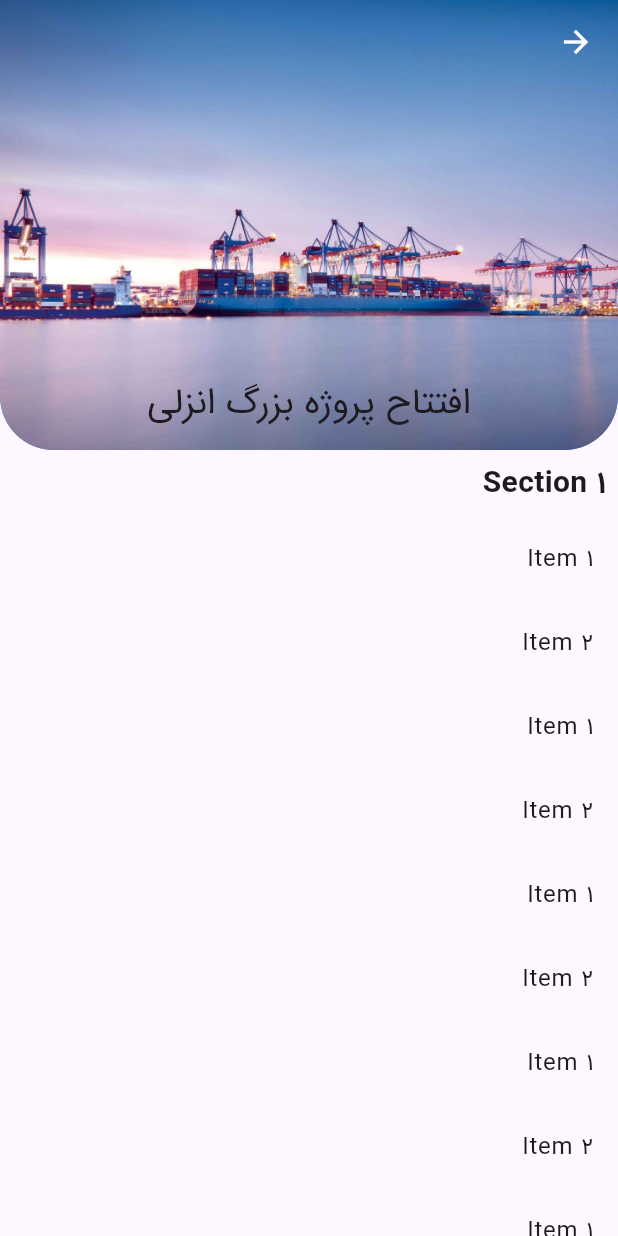
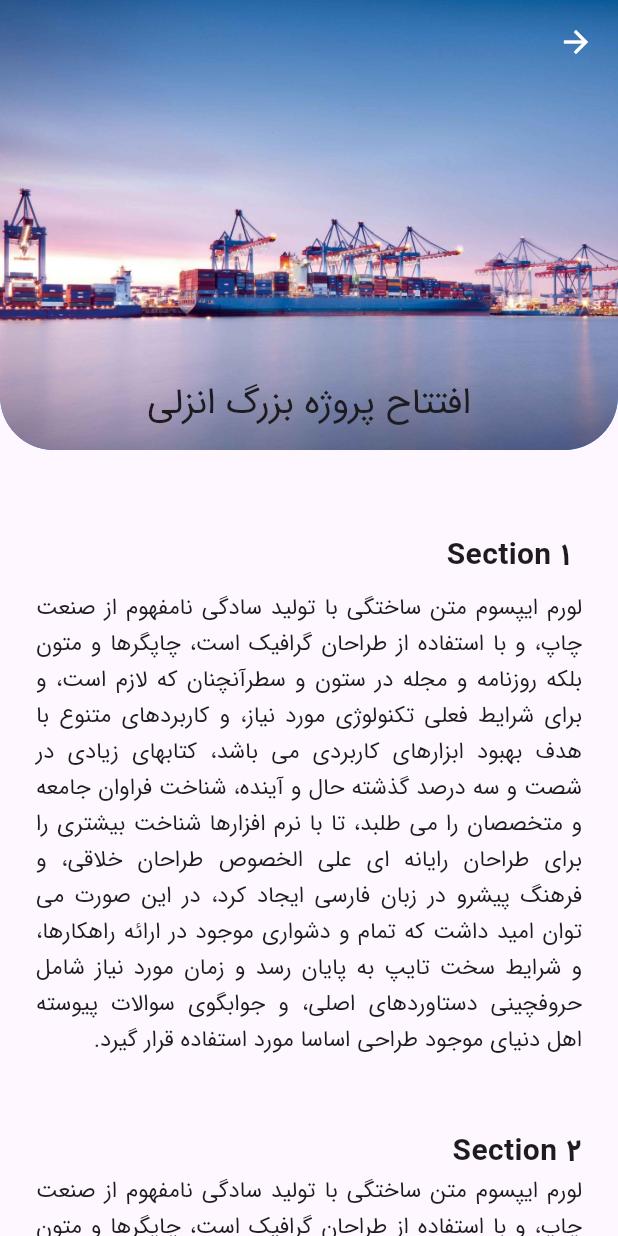
Before and after one commit to bahiraei/porduct_owner, a Flutter app: the NewsScreen screen opened by its route, on a phone screen of 412 x 824 dp. Run offline on Flutter 3.47's test engine with Material 3 defaults, Android fonts, the phone set to English and light mode, and no system bars; our stand-ins replace dropdown_button2, flutter_animate, gap, google_nav_bar, line_icons, pinput and 1 more; missing offline and left inert: persian_datetime_picker.

Commit message:
fix some bug

```diff
--- a/lib/features/news/news_screen.dart
+++ b/lib/features/news/news_screen.dart
@@ -95,7 +95,9 @@ class _NewsScreenState extends State<NewsScreen> {
           SliverToBoxAdapter(
             child: SingleChildScrollView(
               controller: _scrollController,
-              child: const Column(
+              child: const Padding(
+                padding: EdgeInsets.fromLTRB(24, 48, 24, 54),
+                child: Column(
                   crossAxisAlignment: CrossAxisAlignment.start,
                   children: <Widget>[
                     Padding(
@@ -108,89 +110,37 @@ class _NewsScreenState extends State<NewsScreen> {
                         ),
                       ),
                     ),
-                  ListTile(
-                    title: Text('Item 1'),
+                    Text(
+                      'لورم ایپسوم متن ساختگی با تولید سادگی نامفهوم از صنعت چاپ، و با استفاده از طراحان گرافیک است، چاپگرها و متون بلکه روزنامه و مجله در ستون و سطرآنچنان که لازم است، و برای شرایط فعلی تکنولوژی مورد نیاز، و کاربردهای متنوع با هدف بهبود ابزارهای کاربردی می باشد، کتابهای زیادی در شصت و سه درصد گذشته حال و آینده، شناخت فراوان جامعه و متخصصان را می طلبد، تا با نرم افزارها شناخت بیشتری را برای طراحان رایانه ای علی الخصوص طراحان خلاقی، و فرهنگ پیشرو در زبان فارسی ایجاد کرد، در این صورت می توان امید داشت که تمام و دشواری موجود در ارائه راهکارها، و شرایط سخت تایپ به پایان رسد و زمان مورد نیاز شامل حروفچینی دستاوردهای اصلی، و جوابگوی سوالات پیوسته اهل دنیای موجود طراحی اساسا مورد استفاده قرار گیرد.',
+                      style: TextStyle(
+                        fontSize: 15,
+                        height: 1.6,
                       ),
-                  ListTile(
-                    title: Text('Item 2'),
-                  ),
-                  ListTile(
-                    title: Text('Item 1'),
-                  ),
-                  ListTile(
-                    title: Text('Item 2'),
-                  ),
-                  ListTile(
-                    title: Text('Item 1'),
-                  ),
-                  ListTile(
-                    title: Text('Item 2'),
-                  ),
-                  ListTile(
-                    title: Text('Item 1'),
-                  ),
-                  ListTile(
-                    title: Text('Item 2'),
-                  ),
-                  ListTile(
-                    title: Text('Item 1'),
-                  ),
-                  ListTile(
-                    title: Text('Item 2'),
-                  ),
-                  ListTile(
-                    title: Text('Item 1'),
-                  ),
-                  ListTile(
-                    title: Text('Item 2'),
+                      textAlign: TextAlign.justify,
                     ),
 
-                  ListTile(
-                    title: Text('Item 2'),
+                    Padding(
+                      padding: EdgeInsets.only(top: 48),
+                      child: Text(
+                        'Section 2',
+                        style: TextStyle(
+                          fontSize: 20.0,
+                          fontWeight: FontWeight.bold,
                         ),
-                  ListTile(
-                    title: Text('Item 1'),
                       ),
-                  ListTile(
-                    title: Text('Item 2'),
                     ),
-                  ListTile(
-                    title: Text('Item 1'),
+                    Text(
+                      'لورم ایپسوم متن ساختگی با تولید سادگی نامفهوم از صنعت چاپ، و با استفاده از طراحان گرافیک است، چاپگرها و متون بلکه روزنامه و مجله در ستون و سطرآنچنان که لازم است، و برای شرایط فعلی تکنولوژی مورد نیاز، و کاربردهای متنوع با هدف بهبود ابزارهای کاربردی می باشد، کتابهای زیادی در شصت و سه درصد گذشته حال و آینده، شناخت فراوان جامعه و متخصصان را می طلبد، تا با نرم افزارها شناخت بیشتری را برای طراحان رایانه ای علی الخصوص طراحان خلاقی، و فرهنگ پیشرو در زبان فارسی ایجاد کرد، در این صورت می توان امید داشت که تمام و دشواری موجود در ارائه راهکارها، و شرایط سخت تایپ به پایان رسد و زمان مورد نیاز شامل حروفچینی دستاوردهای اصلی، و جوابگوی سوالات پیوسته اهل دنیای موجود طراحی اساسا مورد استفاده قرار گیرد.',
+                      style: TextStyle(
+                        fontSize: 15,
+                        height: 1.6,
                       ),
-                  ListTile(
-                    title: Text('Item 2'),
-                  ),
-                  ListTile(
-                    title: Text('Item 1'),
-                  ),
-                  ListTile(
-                    title: Text('Item 2'),
-                  ),
-
-                  ListTile(
-                    title: Text('Item 2'),
-                  ),
-                  ListTile(
-                    title: Text('Item 1'),
-                  ),
-                  ListTile(
-                    title: Text('Item 2'),
-                  ),
-                  ListTile(
-                    title: Text('Item 1'),
-                  ),
-                  ListTile(
-                    title: Text('Item 2'),
-                  ),
-                  ListTile(
-                    title: Text('Item 1'),
-                  ),
-                  ListTile(
-                    title: Text('Item 2'),
+                      textAlign: TextAlign.justify,
                     ),
 
                     // Add more widgets as needed
                   ],
+                ),
               ),
             ),
           ),
```
Lines whose indentation alone changed are shown as unchanged.
